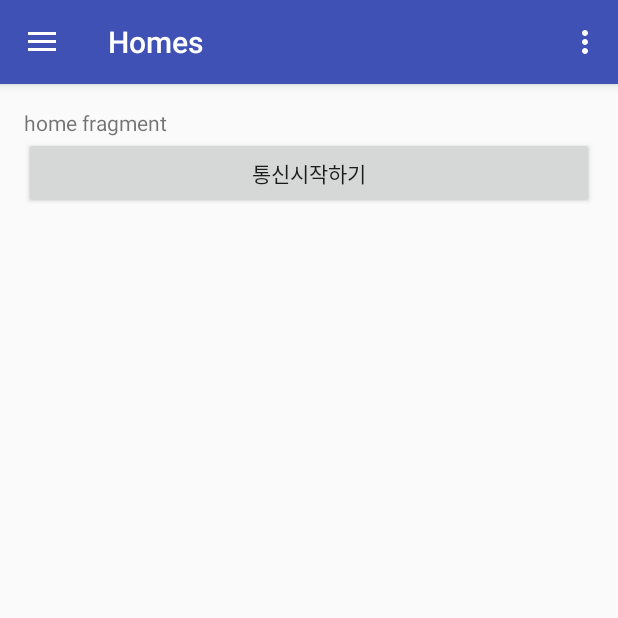
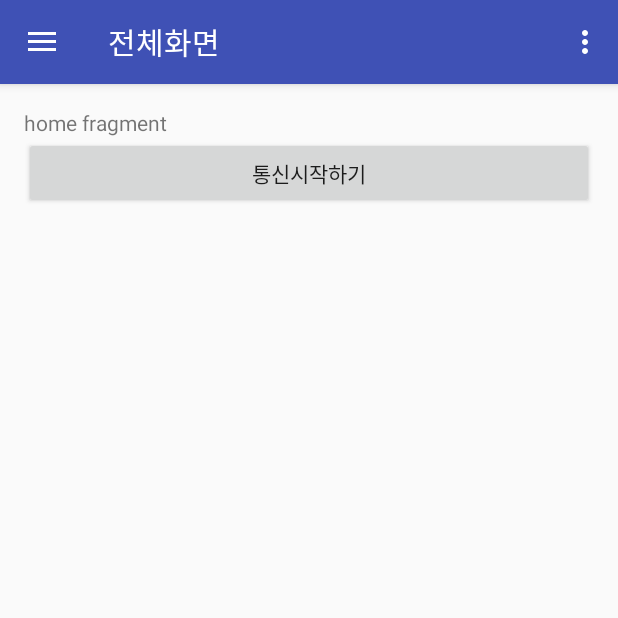
Before and after one commit to SSUHan/Coil, an Android app: the screen it shows after launch (MainActivity), after a tap on "전체화면", on a phone screen of 412 x 824 dp, the top half of it. Run offline under Robolectric (Android 15) with nearby library versions, the phone set to English and light mode, and no system bars; our stand-ins replace Volley; libraries missing offline, so code that uses them is left out: com.afollestad.materialdialogs; 1 statement that could not run was skipped; 1 other tap on this screen came first.

Commit message:
navi item string resource 등록

```diff
--- a/app/src/main/java/com/brianandroid/myzzung/coli/ui/MainActivity.java
+++ b/app/src/main/java/com/brianandroid/myzzung/coli/ui/MainActivity.java
@@ -111,14 +111,15 @@ public class MainActivity extends AppCompatActivity
         if (id == R.id.nav_home) {
             // Handle the camera action
             fragment = new HomeFragment();
-            title = "Homes";
+            title = getString(R.string.nav_home);
         } else if (id == R.id.nav_mycoupon) {
 
         } else if (id == R.id.nav_search) {
 
         } else if (id == R.id.nav_settings) {
             fragment = new SettingFragment();
-            title = "Settings";
+            title = getString(R.string.nav_settings);
+
         }else if(id == R.id.nav_community){
             Toast.makeText(MainActivity.this, item.getTitle(), Toast.LENGTH_SHORT).show();
 
--- a/app/src/main/res/menu/activity_main_drawer.xml
+++ b/app/src/main/res/menu/activity_main_drawer.xml
@@ -6,19 +6,19 @@
             android:id="@+id/nav_home"
             android:checked="true"
             android:icon="@drawable/ic_menu_camera"
-            android:title="전체화면" />
+            android:title="@string/nav_home" />
         <item
             android:id="@+id/nav_mycoupon"
             android:icon="@drawable/ic_menu_gallery"
-            android:title="내 쿠폰함" />
+            android:title="@string/nav_mycoupon" />
         <item
             android:id="@+id/nav_search"
             android:icon="@drawable/ic_menu_slideshow"
-            android:title="검색" />
+            android:title="@string/nav_search" />
         <item
             android:id="@+id/nav_settings"
             android:icon="@drawable/ic_menu_manage"
-            android:title="설정" />
+            android:title="@string/nav_settings" />
 
         <item android:title="Communicate"
             >
@@ -26,7 +26,7 @@
                 <item
                     android:id="@+id/nav_community"
                     android:icon="@drawable/ic_menu_share"
-                    android:title="커뮤니티"/>
+                    android:title="@string/nav_community"/>
             </menu>
 
         </item>
--- a/app/src/main/res/values/strings.xml
+++ b/app/src/main/res/values/strings.xml
@@ -8,4 +8,11 @@
 
     <!-- TODO: Remove or change this placeholder text -->
     <string name="hello_blank_fragment">Hello blank fragment</string>
+
+    <!-- TODO: nav items strings -->
+    <string name="nav_home">전체화면</string>
+    <string name="nav_mycoupon">내 쿠폰함</string>
+    <string name="nav_search">설정</string>
+    <string name="nav_settings">설정</string>
+    <string name="nav_community">커뮤니티</string>
 </resources>
```
